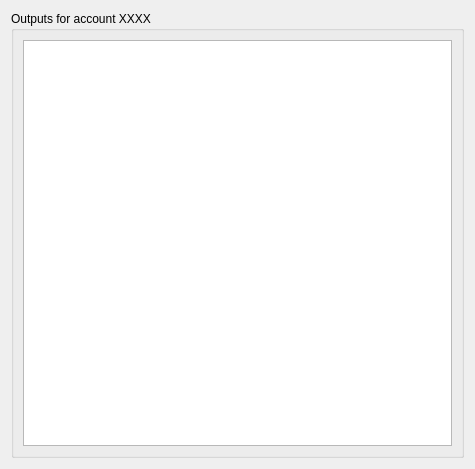
Qt form windows/outputs.ui (mwcproject/mwc-qt-wallet) before a commit.
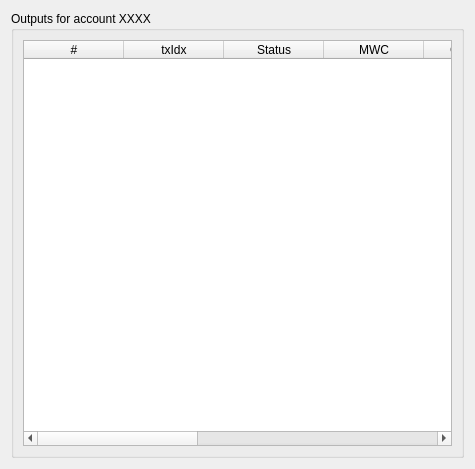
The same form after that commit.

```diff
--- a/windows/outputs.ui
+++ b/windows/outputs.ui
@@ -21,7 +21,58 @@
      </property>
      <layout class="QVBoxLayout" name="verticalLayout">
       <item>
-       <widget class="QListWidget" name="outputsList"/>
+       <widget class="QTableWidget" name="outputsTable">
+        <column>
+         <property name="text">
+          <string>#</string>
+         </property>
+        </column>
+        <column>
+         <property name="text">
+          <string>txIdx</string>
+         </property>
+        </column>
+        <column>
+         <property name="text">
+          <string>Status</string>
+         </property>
+        </column>
+        <column>
+         <property name="text">
+          <string>MWC</string>
+         </property>
+        </column>
+        <column>
+         <property name="text">
+          <string>Confirms</string>
+         </property>
+        </column>
+        <column>
+         <property name="text">
+          <string>Coinbase</string>
+         </property>
+        </column>
+        <column>
+         <property name="text">
+          <string>Commitment</string>
+         </property>
+        </column>
+        <column>
+         <property name="text">
+          <string>MMR idx</string>
+         </property>
+        </column>
+        <column>
+         <property name="text">
+          <string>Lock Height</string>
+         </property>
+        </column>
+        <column>
+         <property name="text">
+          <string>locked until</string>
+         </property>
+        </column>
+       </widget>
       </item>
      </layout>
     </widget>
```
Left out of the diff: 2 changed lines with no effect on the pictures.
